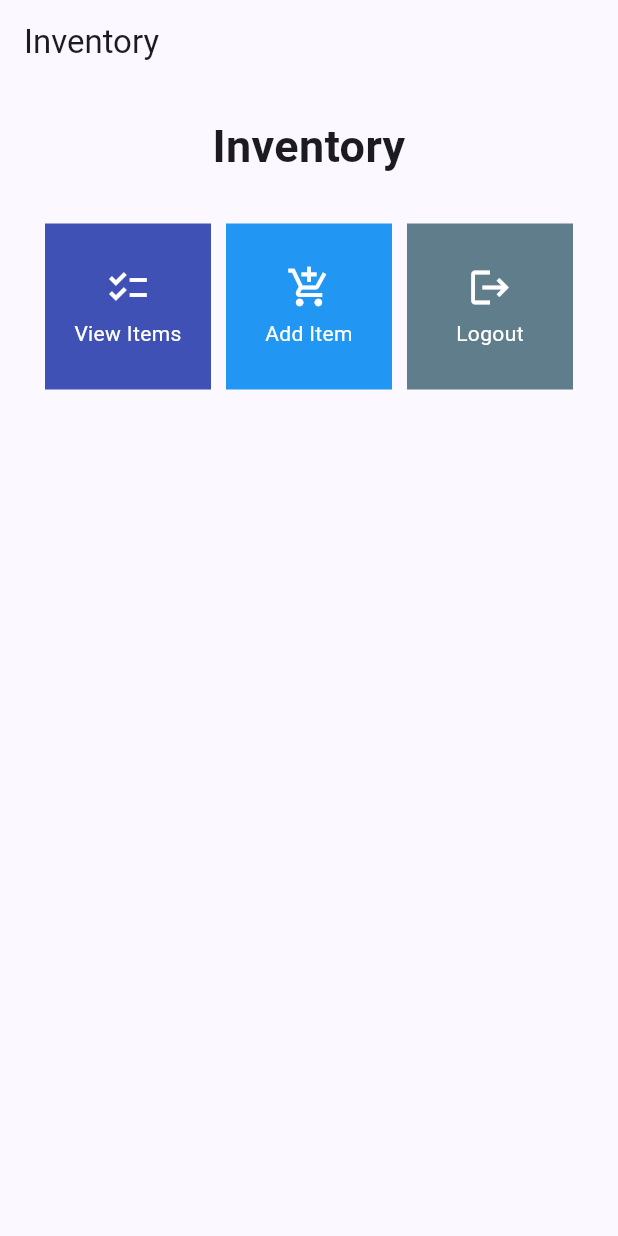
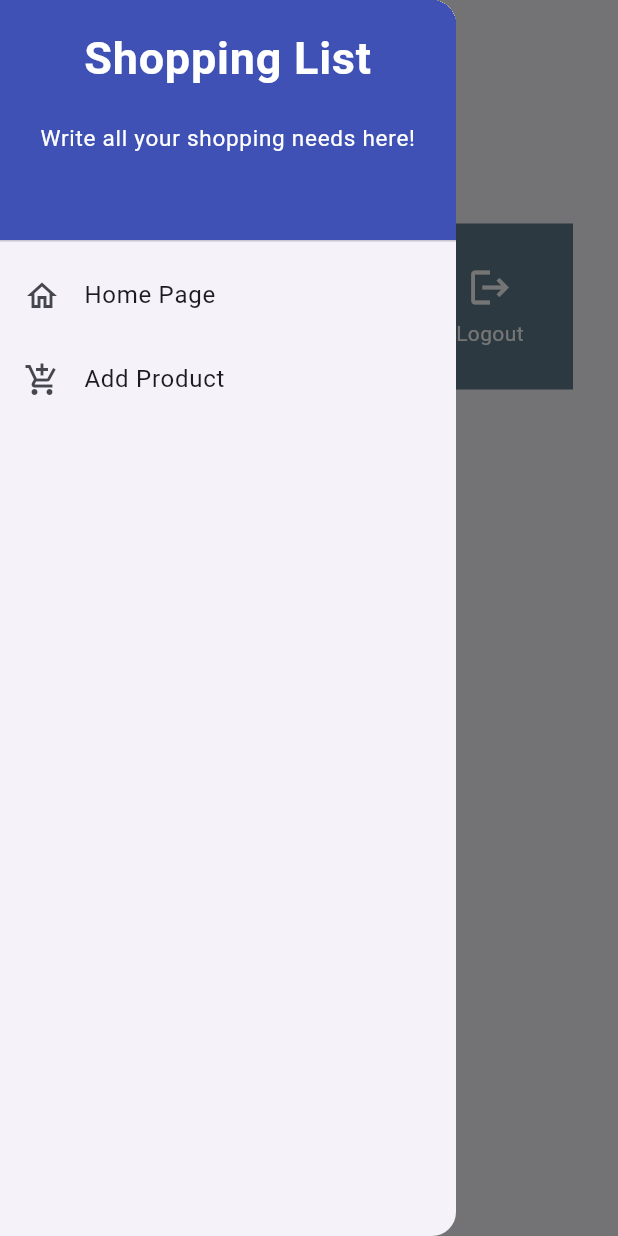
Before and after one commit to EzarY7/inventory-mobile, a Flutter app: the screen it shows after launch, with the side drawer open (before the commit the screen has no drawer), on a phone screen of 412 x 824 dp. Run offline on Flutter 3.47's test engine with Material 2 defaults, Android fonts, the phone set to English and light mode, and no system bars.

Commit message:
Finished main code for Assignment 8

```diff
--- a/inventory/lib/main.dart
+++ b/inventory/lib/main.dart
@@ -1,5 +1,5 @@
 import 'package:flutter/material.dart';
-import 'package:inventory/menu.dart';
+import 'package:inventory/screens/menu.dart';
 
 void main() {
   runApp(const MyApp());
--- a/inventory/lib/menu.dart
+++ b/inventory/lib/screens/menu.dart
@@ -1,5 +1,7 @@
 import 'package:flutter/material.dart';
-
+import 'package:inventory/widgets/left_drawer.dart'; // import drawer widget
+import 'package:inventory/screens/itemlist_form.dart';
+import 'package:inventory/widgets/inv_card.dart';
 class MyHomePage extends StatelessWidget {
     MyHomePage({Key? key}) : super(key: key);
 
@@ -11,6 +13,7 @@ class MyHomePage extends StatelessWidget {
       'Inventory',
     ),
   ),
+  drawer: const LeftDrawer(), // Add drawer as parameter of the Scaffold widget
   body: SingleChildScrollView(
     // Scrolling wrapper widget
     child: Padding(
@@ -41,7 +44,7 @@ class MyHomePage extends StatelessWidget {
             shrinkWrap: true,
             children: items.map((Item item) {
               // Iteration for each item
-              return Card(item);
+              return InvCard(item);
             }).toList(),
           ),
         ],
@@ -57,56 +60,3 @@ final List<Item> items = [
     Item("Add Item", Icons.add_shopping_cart, Colors.blue),
     Item("Logout", Icons.logout, Colors.blueGrey),
 ];
-
-class Item {
-  final String name;
-  final IconData icon;
-  final MaterialColor color;
-
-  Item(this.name, this.icon, this.color);
-}
-
-class Card extends StatelessWidget {
-  final Item item;
-
-  const Card(this.item, {Key? key}); // Constructor
-
-  @override
-  Widget build(BuildContext context) {
-    return Material(
-      color: item.color,
-      child: InkWell(
-        // Responsive touch area
-        onTap: () {
-          // Show a SnackBar when clicked
-          ScaffoldMessenger.of(context)
-            ..hideCurrentSnackBar()
-            ..showSnackBar(SnackBar(
-                content: Text("You pressed the ${item.name} button!")));
-        },
-        child: Container(
-          // Container to hold Icon and Text
-          padding: const EdgeInsets.all(8),
-          child: Center(
-            child: Column(
-              mainAxisAlignment: MainAxisAlignment.center,
-              children: [
-                Icon(
-                  item.icon,
-                  color: Colors.white,
-                  size: 30.0,
-                ),
-                const Padding(padding: EdgeInsets.all(3)),
-                Text(
-                  item.name,
-                  textAlign: TextAlign.center,
-                  style: const TextStyle(color: Colors.white),
-                ),
-              ],
-            ),
-          ),
-        ),
-      ),
-    );
-  }
-}
--- /dev/null
+++ b/inventory/lib/widgets/inv_card.dart
@@ -0,0 +1,70 @@
+import 'package:flutter/material.dart';
+import 'package:inventory/screens/itemlist_form.dart';
+// import 'package:inventory/screens/itemlist.dart';
+class Item {
+  final String name;
+  final IconData icon;
+  final MaterialColor color;
+
+  Item(this.name, this.icon, this.color);
+}
+
+class InvCard extends StatelessWidget {
+  final Item item;
+
+  const InvCard(this.item, {Key? key}); // Constructor
+
+  @override
+  Widget build(BuildContext context) {
+    return Material(
+      color: item.color,
+      child: InkWell(
+        // Responsive touch area
+        onTap: () {
+          // Show a SnackBar when clicked
+          ScaffoldMessenger.of(context)
+            ..hideCurrentSnackBar()
+            ..showSnackBar(SnackBar(
+                content: Text("You pressed the ${item.name} button!")));
+        // Navigate to the appropriate route (depending on the button type)
+        if (item.name == "Add Item") {
+          Navigator.pushReplacement(
+          context,
+          MaterialPageRoute(
+          builder: (context) => ItemFormPage(),
+          ));
+        }
+        // if (item.name == "View Items") {
+        //   Navigator.pushReplacement(
+        //   context,
+        //   MaterialPageRoute(
+        //   builder: (context) => ItemListPage(),
+        //   ));
+        // }
+        },
+        child: Container(
+          // Container to hold Icon and Text
+          padding: const EdgeInsets.all(8),
+          child: Center(
+            child: Column(
+              mainAxisAlignment: MainAxisAlignment.center,
+              children: [
+                Icon(
+                  item.icon,
+                  color: Colors.white,
+                  size: 30.0,
+                ),
+                const Padding(padding: EdgeInsets.all(3)),
+                Text(
+                  item.name,
+                  textAlign: TextAlign.center,
+                  style: const TextStyle(color: Colors.white),
+                ),
+              ],
+            ),
+          ),
+        ),
+      ),
+    );
+  }
+}
--- /dev/null
+++ b/inventory/lib/widgets/left_drawer.dart
@@ -0,0 +1,70 @@
+import 'package:flutter/material.dart';
+import 'package:inventory/screens/menu.dart';
+import 'package:inventory/screens/itemlist_form.dart';
+
+
+class LeftDrawer extends StatelessWidget {
+  const LeftDrawer({super.key});
+
+  @override
+  Widget build(BuildContext context) {
+    return Drawer(
+      child: ListView(
+        children: [
+          const DrawerHeader(
+  decoration: BoxDecoration(
+    color: Colors.indigo,
+  ),
+  child: Column(
+    children: [
+      Text(
+        'Shopping List',
+        textAlign: TextAlign.center,
+        style: TextStyle(
+          fontSize: 30,
+          fontWeight: FontWeight.bold,
+          color: Colors.white,
+        ),
+      ),
+      Padding(padding: EdgeInsets.all(10)),
+      Text("Write all your shopping needs here!",
+                textAlign: TextAlign.center,
+                style: TextStyle(
+                fontSize: 15,
+                fontWeight: FontWeight.normal,
+                color: Colors.white
+              ),
+
+          ),
+    ],
+  ),
+),
+ListTile(
+  leading: const Icon(Icons.home_outlined),
+  title: const Text('Home Page'),
+  // redirect to MyHomePage
+  onTap: () {
+    Navigator.pushReplacement(
+        context,
+        MaterialPageRoute(
+          builder: (context) => MyHomePage(),
+        ));
+  },
+),
+ListTile(
+  leading: const Icon(Icons.add_shopping_cart),
+  title: const Text('Add Product'),
+  // redirect to ShopFormPage
+  onTap: () {
+    Navigator.pushReplacement(
+        context,
+        MaterialPageRoute(
+          builder: (context) => ItemFormPage(),
+        ));
+  },
+),
+        ],
+      ),
+    );
+  }
+}
```
Also changed, not shown: inventory/lib/screens/itemlist_form.dart (added, +174 -0 lines), 1 other file.
